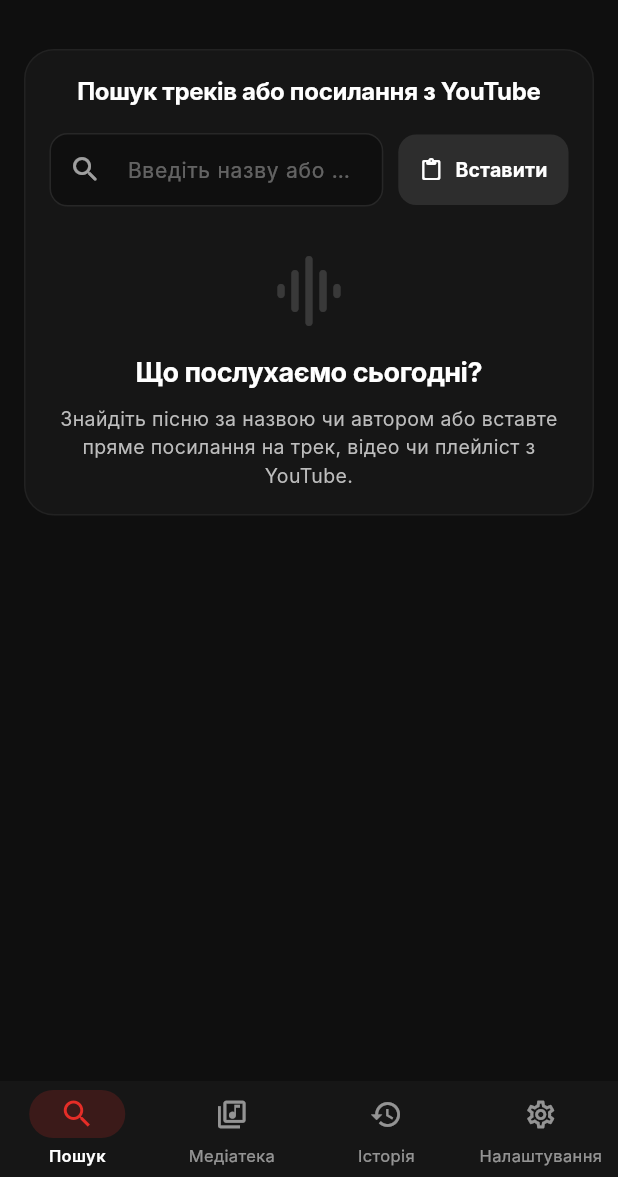
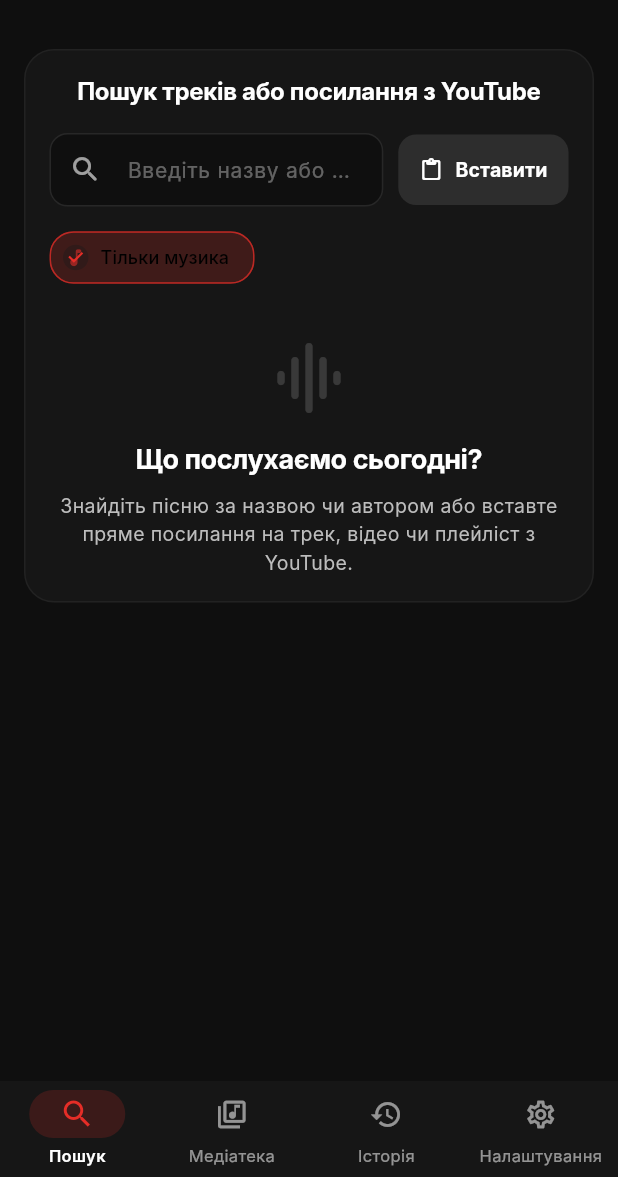
Before and after one commit to Lutvunenko-Dmutro/musicflow-mobile, a Flutter app: the screen it shows after launch, on a phone screen of 412 x 824 dp, the part 59-1236 px from its top. Run offline on Flutter 3.47's test engine with Material 3 defaults, Android fonts, the phone set to English and light mode, and no system bars; our stand-ins replace audio_service, cached_network_image, file_picker, get_it, just_audio, permission_handler and 2 more; missing offline and left inert: audio_session, audiotags, fftea, youtube_explode_dart; accounts and stored records are empty; Roboto replaces fonts that are missing (Inter).

Commit message:
feat(search): додано інтелектуальну фільтрацію тільки музики та плавний підйом міні-плеєра з самого низу

```diff
--- a/lib/features/search/widgets/search_input_card.dart
+++ b/lib/features/search/widgets/search_input_card.dart
@@ -5,15 +5,21 @@
 class SearchInputCard extends StatelessWidget {
   final TextEditingController controller;
   final VoidCallback onSearch;
+  final bool musicOnly;
+  final ValueChanged<bool> onMusicOnlyChanged;
 
   const SearchInputCard({
     super.key,
     required this.controller,
     required this.onSearch,
+    required this.musicOnly,
+    required this.onMusicOnlyChanged,
   });
 
   @override
   Widget build(BuildContext context) {
+    final primary = Theme.of(context).primaryColor;
+
     return CustomCard(
       child: Column(
         children: [
@@ -48,7 +54,7 @@
                     ),
                     focusedBorder: OutlineInputBorder(
                       borderRadius: BorderRadius.circular(12),
-                      borderSide: BorderSide(color: Theme.of(context).primaryColor),
+                      borderSide: BorderSide(color: primary),
                     ),
                     contentPadding: const EdgeInsets.symmetric(horizontal: 16, vertical: 14),
                   ),
@@ -78,6 +84,30 @@
                   ),
                   elevation: 0,
                 ),
+              ),
+            ],
+          ),
+          const SizedBox(height: 10),
+          Row(
+            children: [
+              FilterChip(
+                label: const Text('Тільки музика', style: TextStyle(fontSize: 12)),
+                avatar: Icon(
+                  Icons.music_note_rounded,
+                  size: 15,
+                  color: musicOnly ? primary : Colors.grey[400],
+                ),
+                selected: musicOnly,
+                selectedColor: primary.withValues(alpha: 0.2),
+                checkmarkColor: primary,
+                backgroundColor: Colors.white.withValues(alpha: 0.05),
+                shape: RoundedRectangleBorder(
+                  borderRadius: BorderRadius.circular(16),
+                  side: BorderSide(
+                    color: musicOnly ? primary.withValues(alpha: 0.5) : Colors.white.withValues(alpha: 0.1),
+                  ),
+                ),
+                onSelected: onMusicOnlyChanged,
               ),
             ],
           ),
--- /dev/null
+++ b/lib/utils/music_search_filter.dart
@@ -0,0 +1,130 @@
+class MusicSearchFilter {
+  static const List<String> _blacklist = [
+    'інтерв’ю',
+    'інтерв\'ю',
+    'интервью',
+    'interview',
+    'подкаст',
+    'podcast',
+    'вдудь',
+    'гордеева',
+    'гордон',
+    'дьомін',
+    'говорить',
+    'розмова',
+    'бесіда',
+    'прямий ефір',
+    'ток-шоу',
+    'стрим',
+    'стрім',
+    'stream',
+    'новини',
+    'новости',
+    'news',
+    'розслідування',
+    'расследование',
+    'викриття',
+    'разоблачение',
+    'скандал',
+    'тсн',
+    'новини.live',
+    'україна сьогодні',
+    'zaxid.net',
+    '24 канал',
+    'рагулівна',
+    'propaganda',
+    'пропаганда',
+    'крінж',
+    'cringe',
+    'реакция',
+    'реакція',
+    'reaction',
+    'огляд',
+    'обзор',
+    'review',
+    'розпаковка',
+    'распаковка',
+    'unboxing',
+    'геймплей',
+    'gameplay',
+    'walkthrough',
+    'проходження',
+    'туториал',
+    'tutorial',
+    'how to',
+    'як зробити',
+    'урок',
+    'лекція',
+    'лекция',
+    'влог',
+    'vlog',
+    'blog',
+    'блог',
+    'документальний',
+    'документальный',
+    'documentary',
+    'фільм',
+    'фильм',
+    'movie',
+    'film',
+    'серія',
+    'серия',
+    'сезон',
+    'season',
+    'episode',
+    'епізод',
+    'випуск',
+    'выпуск',
+    '#shorts',
+    '#short',
+    'tiktok',
+    'про те як',
+    'про те,',
+    'про то как',
+    'вся правда',
+    'шокуюч',
+    'зізнання',
+    'признание',
+  ];
+
+  static Duration parseDuration(String s) {
+    final parts = s.split(':').map((p) => int.tryParse(p) ?? 0).toList();
+    if (parts.length == 3) {
+      return Duration(hours: parts[0], minutes: parts[1], seconds: parts[2]);
+    } else if (parts.length == 2) {
+      return Duration(minutes: parts[0], seconds: parts[1]);
+    } else if (parts.length == 1) {
+      return Duration(seconds: parts[0]);
+    }
+    return Duration.zero;
+  }
+
+  static bool isMusic({
+    required String title,
+    required String author,
+    required Duration duration,
+    bool isLive = false,
+  }) {
+    if (isLive) return false;
+    // Single tracks are usually between 40s and 15min
+    if (duration.inMinutes > 15 || duration.inSeconds < 40) {
+      return false;
+    }
+
+    final lowerTitle = title.toLowerCase();
+    final lowerAuthor = author.toLowerCase();
+
+    // YouTube Music auto-generated artist topic channels are always music
+    if (lowerAuthor.endsWith('- topic')) {
+      return true;
+    }
+
+    for (final word in _blacklist) {
+      if (lowerTitle.contains(word) || lowerAuthor.contains(word)) {
+        return false;
+      }
+    }
+
+    return true;
+  }
+}
```
Also changed, not shown: lib/features/player/widgets/mini_player.dart (+4 -7 lines), lib/features/search/screens/search_screen.dart (+17 -2 lines), lib/services/youtube_service.dart (+62 -11 lines), 1 other file.
